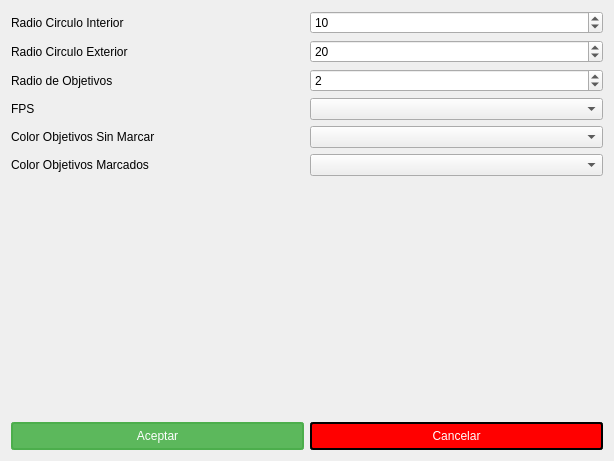
Old version of the form ajustesgrafico.ui in the repository hectorda/Bio-Feedback.
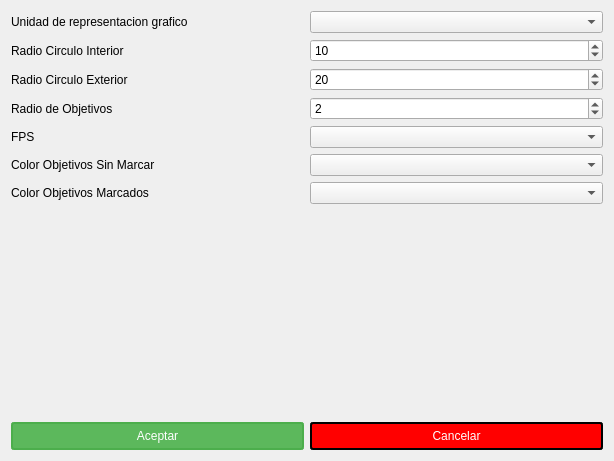
New version of the form. Custom widgets are drawn as their Qt base class.

Commit message: Solucion Bug interfaz, añadido cm a ajustesgrafico

Diff of the .ui file:
```diff
--- a/ajustesgrafico.ui
+++ b/ajustesgrafico.ui
@@ -27,17 +27,17 @@
   <layout class="QVBoxLayout" name="verticalLayout">
    <item>
     <layout class="QGridLayout" name="gridLayout">
-     <item row="4" column="0">
+     <item row="6" column="0">
       <widget class="QLabel" name="label_4">
        <property name="text">
         <string>Color Objetivos Sin Marcar</string>
        </property>
       </widget>
      </item>
-     <item row="4" column="1">
+     <item row="6" column="1">
       <widget class="QComboBox" name="comboBoxColorObjetivosSinMarcar"/>
      </item>
-     <item row="0" column="1">
+     <item row="1" column="1">
       <widget class="QSpinBox" name="spinBoxRInterior">
        <property name="minimum">
         <number>1</number>
@@ -53,23 +53,10 @@
        </property>
       </widget>
      </item>
-     <item row="5" column="1">
+     <item row="7" column="1">
       <widget class="QComboBox" name="comboBoxColorObjetivosMarcados"/>
      </item>
-     <item row="1" column="1">
-      <widget class="QSpinBox" name="spinBoxRExterior">
-       <property name="minimum">
-        <number>1</number>
-       </property>
-       <property name="maximum">
-        <number>90</number>
-       </property>
-       <property name="value">
-        <number>20</number>
-       </property>
-      </widget>
-     </item>
-     <item row="5" column="0">
+     <item row="7" column="0">
       <widget class="QLabel" name="label_5">
        <property name="text">
         <string>Color Objetivos Marcados</string>
@@ -77,6 +64,19 @@
       </widget>
      </item>
      <item row="2" column="1">
+      <widget class="QSpinBox" name="spinBoxRExterior">
+       <property name="minimum">
+        <number>1</number>
+       </property>
+       <property name="maximum">
+        <number>90</number>
+       </property>
+       <property name="value">
+        <number>20</number>
+       </property>
+      </widget>
+     </item>
+     <item row="3" column="1">
       <widget class="QSpinBox" name="spinBoxRObjetivo">
        <property name="minimum">
         <number>1</number>
@@ -89,37 +89,47 @@
        </property>
       </widget>
      </item>
-     <item row="1" column="0">
-      <widget class="QLabel" name="label_2">
-       <property name="text">
-        <string>Radio Circulo Exterior</string>
-       </property>
-      </widget>
-     </item>
-     <item row="2" column="0">
+     <item row="3" column="0">
       <widget class="QLabel" name="label_3">
        <property name="text">
         <string>Radio de Objetivos</string>
        </property>
       </widget>
      </item>
-     <item row="0" column="0">
+     <item row="2" column="0">
+      <widget class="QLabel" name="label_2">
+       <property name="text">
+        <string>Radio Circulo Exterior</string>
+       </property>
+      </widget>
+     </item>
+     <item row="1" column="0">
       <widget class="QLabel" name="label">
        <property name="text">
         <string>Radio Circulo Interior</string>
        </property>
       </widget>
      </item>
-     <item row="3" column="0">
+     <item row="5" column="0">
       <widget class="QLabel" name="label_6">
        <property name="text">
         <string>FPS</string>
        </property>
       </widget>
      </item>
-     <item row="3" column="1">
+     <item row="5" column="1">
       <widget class="QComboBox" name="comboBoxFPS"/>
      </item>
+     <item row="0" column="0">
+      <widget class="QLabel" name="label_7">
+       <property name="text">
+        <string>Unidad de representacion grafico</string>
+       </property>
+      </widget>
+     </item>
+     <item row="0" column="1">
+      <widget class="QComboBox" name="comboBoxUnidadGrafico"/>
+     </item>
     </layout>
    </item>
    <item>
```
The commit also changes 5 other files.
